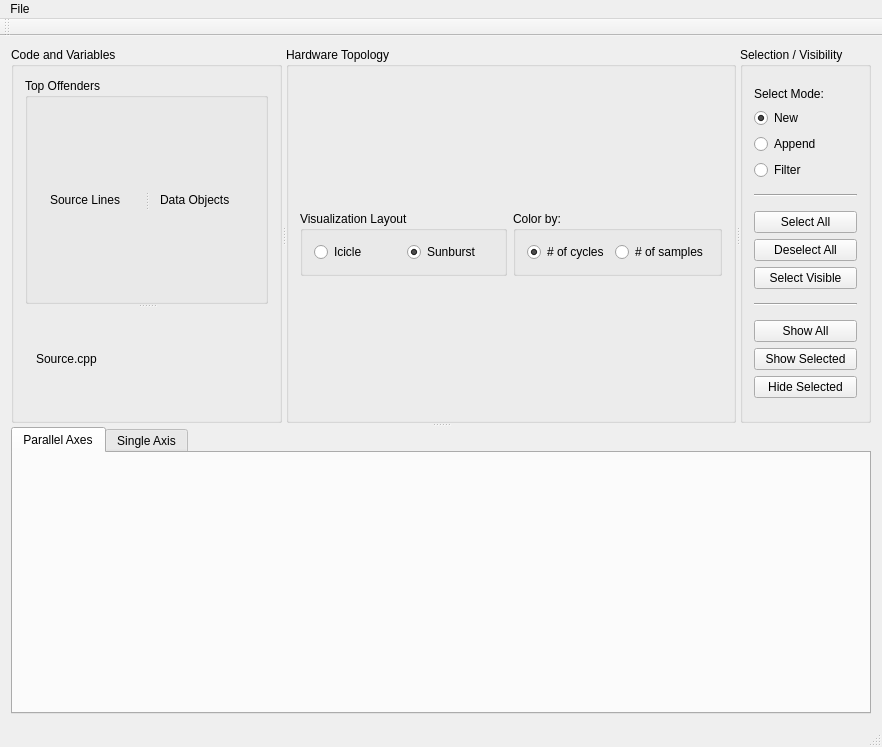
First picture: the form in src/form.ui, repository LLNL/MemAxes, before the edit.
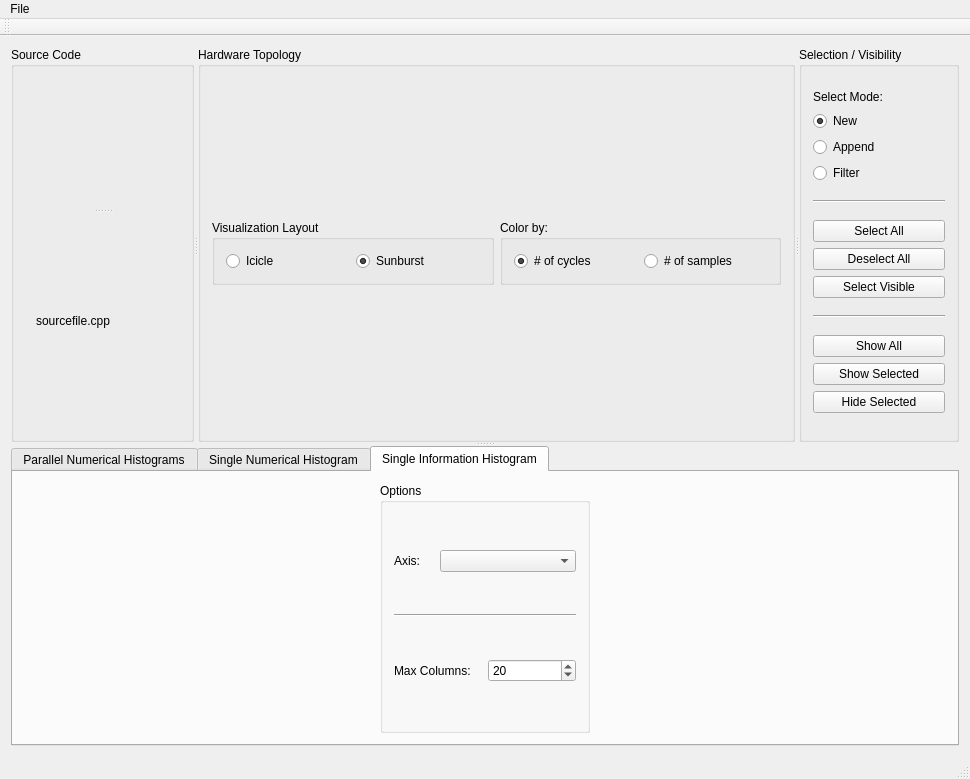
Second picture: the form after the edit.

Commit message: Information histograms implemented (no interaction yet)

Diff of the .ui file:
```diff
--- a/src/form.ui
+++ b/src/form.ui
@@ -6,8 +6,8 @@
    <rect>
     <x>0</x>
     <y>0</y>
-    <width>882</width>
-    <height>747</height>
+    <width>970</width>
+    <height>779</height>
    </rect>
   </property>
   <property name="windowTitle">
@@ -39,7 +39,7 @@
        <property name="orientation">
         <enum>Qt::Horizontal</enum>
        </property>
-       <widget class="QGroupBox" name="codeDomainGroupBox">
+       <widget class="QGroupBox" name="codeLayout">
         <property name="minimumSize">
          <size>
           <width>0</width>
@@ -47,81 +47,31 @@
          </size>
         </property>
         <property name="title">
-         <string>Code and Variables</string>
+         <string>Source Code</string>
         </property>
-        <layout class="QVBoxLayout" name="codeDomainParent">
+        <layout class="QVBoxLayout" name="verticalLayout_6">
          <item>
+          <widget class="QSplitter" name="splitter_2">
+           <property name="orientation">
+            <enum>Qt::Vertical</enum>
+           </property>
+           <widget class="QWidget" name="verticalLayoutWidget_2">
+            <layout class="QVBoxLayout" name="codeVizLayout"/>
+           </widget>
           <widget class="QSplitter" name="splitter">
            <property name="orientation">
             <enum>Qt::Vertical</enum>
            </property>
-           <widget class="QGroupBox" name="codeBox">
-            <property name="minimumSize">
-             <size>
-              <width>0</width>
-              <height>0</height>
-             </size>
-            </property>
-            <property name="maximumSize">
-             <size>
-              <width>16777215</width>
-              <height>16777215</height>
-             </size>
-            </property>
-            <property name="title">
-             <string>Top Offenders</string>
-            </property>
-            <layout class="QHBoxLayout" name="horizontalLayout_3">
-             <item>
-              <widget class="QSplitter" name="varCodeSplitter">
-               <property name="orientation">
-                <enum>Qt::Horizontal</enum>
-               </property>
-               <widget class="QWidget" name="codeVizLayoutWidget">
-                <layout class="QVBoxLayout" name="codeVizLayout">
-                 <item>
-                  <widget class="QLabel" name="label_10">
-                   <property name="text">
-                    <string>Source Lines</string>
-                   </property>
-                  </widget>
-                 </item>
-                </layout>
-               </widget>
-               <widget class="QWidget" name="varVizLayoutWidget">
-                <layout class="QVBoxLayout" name="varVizLayout">
-                 <item>
-                  <widget class="QLabel" name="label_11">
-                   <property name="text">
-                    <string>Data Objects</string>
-                   </property>
-                  </widget>
-                 </item>
-                </layout>
-               </widget>
-              </widget>
-             </item>
-            </layout>
-           </widget>
-           <widget class="QSplitter" name="splitter_3">
-            <property name="orientation">
-             <enum>Qt::Vertical</enum>
-            </property>
-            <widget class="QSplitter" name="splitter_4">
-             <property name="orientation">
-              <enum>Qt::Vertical</enum>
-             </property>
              <widget class="QWidget" name="verticalLayoutWidget">
               <layout class="QVBoxLayout" name="codeEditorLayout">
                <item>
                 <widget class="QLabel" name="codeLabel">
                  <property name="text">
-                  <string>Source.cpp</string>
+                 <string>sourcefile.cpp</string>
                  </property>
                 </widget>
                </item>
               </layout>
-             </widget>
             </widget>
            </widget>
           </widget>
@@ -342,11 +292,11 @@
         </sizepolicy>
        </property>
        <property name="currentIndex">
-        <number>0</number>
+        <number>2</number>
        </property>
        <widget class="QWidget" name="parallelAxesTab">
         <attribute name="title">
-         <string>Parallel Axes</string>
+         <string>Parallel Numerical Histograms</string>
         </attribute>
         <layout class="QVBoxLayout" name="verticalLayout_12">
          <item>
@@ -359,25 +309,21 @@
          <bool>true</bool>
         </property>
         <attribute name="title">
-         <string>Single Axis</string>
+         <string>Single Numerical Histogram</string>
         </attribute>
-        <layout class="QVBoxLayout" name="verticalLayout_7">
-         <item>
-          <layout class="QHBoxLayout" name="singleAxisLayout">
+        <layout class="QHBoxLayout" name="horizontalLayout">
            <item>
             <widget class="QGroupBox" name="groupBox_3">
              <property name="maximumSize">
               <size>
-               <width>238</width>
+             <width>210</width>
                <height>16777215</height>
               </size>
              </property>
              <property name="title">
               <string>Options</string>
              </property>
-             <layout class="QHBoxLayout" name="horizontalLayout_10">
-              <item>
-               <layout class="QVBoxLayout" name="verticalLayout_9">
+           <layout class="QVBoxLayout" name="verticalLayout_8">
                 <item>
                  <layout class="QHBoxLayout" name="horizontalLayout_13">
                   <item>
@@ -451,13 +397,6 @@
                   </item>
                  </layout>
                 </item>
-                <item>
-                 <widget class="Line" name="line_3">
-                  <property name="orientation">
-                   <enum>Qt::Horizontal</enum>
-                  </property>
-                 </widget>
-                </item>
                 <item>
                  <widget class="QCheckBox" name="axisDrawMetrics">
                   <property name="enabled">
@@ -474,6 +413,13 @@
                   </property>
                  </widget>
                 </item>
+            <item>
+             <widget class="Line" name="line_3">
+              <property name="orientation">
+               <enum>Qt::Horizontal</enum>
+              </property>
+             </widget>
+            </item>
                 <item>
                  <layout class="QHBoxLayout" name="horizontalLayout_14">
                   <item>
@@ -527,11 +473,83 @@
                  </layout>
                 </item>
                </layout>
-              </item>
-             </layout>
-            </widget>
-           </item>
-          </layout>
+          </widget>
+         </item>
+         <item>
+          <layout class="QHBoxLayout" name="singleAxisLayout"/>
+         </item>
+        </layout>
+       </widget>
+       <widget class="QWidget" name="singleInfoTab">
+        <attribute name="title">
+         <string>Single Information Histogram</string>
+        </attribute>
+        <layout class="QHBoxLayout" name="horizontalLayout_2">
+         <item>
+          <widget class="QGroupBox" name="groupBox_4">
+           <property name="maximumSize">
+            <size>
+             <width>210</width>
+             <height>16777215</height>
+            </size>
+           </property>
+           <property name="title">
+            <string>Options</string>
+           </property>
+           <layout class="QVBoxLayout" name="verticalLayout_9">
+            <item>
+             <layout class="QHBoxLayout" name="horizontalLayout_15">
+              <property name="sizeConstraint">
+               <enum>QLayout::SetDefaultConstraint</enum>
+              </property>
+              <item>
+               <widget class="QLabel" name="label_8">
+                <property name="maximumSize">
+                 <size>
+                  <width>40</width>
+                  <height>16777215</height>
+                 </size>
+                </property>
+                <property name="text">
+                 <string>Axis:</string>
+                </property>
+               </widget>
+              </item>
+              <item>
+               <widget class="QComboBox" name="selectInfoAxis"/>
+              </item>
+             </layout>
+            </item>
+            <item>
+             <widget class="Line" name="line_5">
+              <property name="orientation">
+               <enum>Qt::Horizontal</enum>
+              </property>
+             </widget>
+            </item>
+            <item>
+             <layout class="QHBoxLayout" name="horizontalLayout_3">
+              <item>
+               <widget class="QLabel" name="label_2">
+                <property name="text">
+                 <string>Max Columns:</string>
+                </property>
+               </widget>
+              </item>
+              <item>
+               <widget class="QSpinBox" name="maxVars">
+                <property name="value">
+                 <number>20</number>
+                </property>
+               </widget>
+              </item>
+             </layout>
+            </item>
+           </layout>
+          </widget>
+         </item>
+         <item>
+          <layout class="QHBoxLayout" name="varVizLayout" stretch=""/>
          </item>
         </layout>
        </widget>
@@ -545,7 +563,7 @@
     <rect>
      <x>0</x>
      <y>0</y>
-     <width>882</width>
+     <width>970</width>
      <height>22</height>
     </rect>
    </property>
```
Lines whose indentation alone changed are shown as unchanged. The commit also changes 6 other files.
